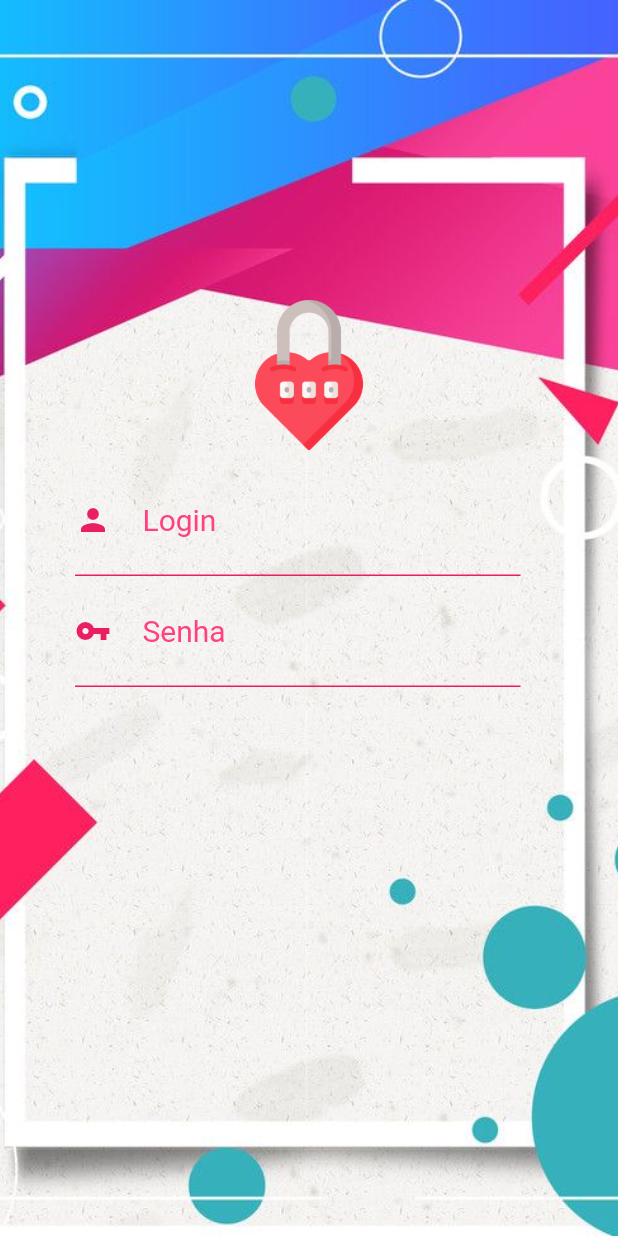
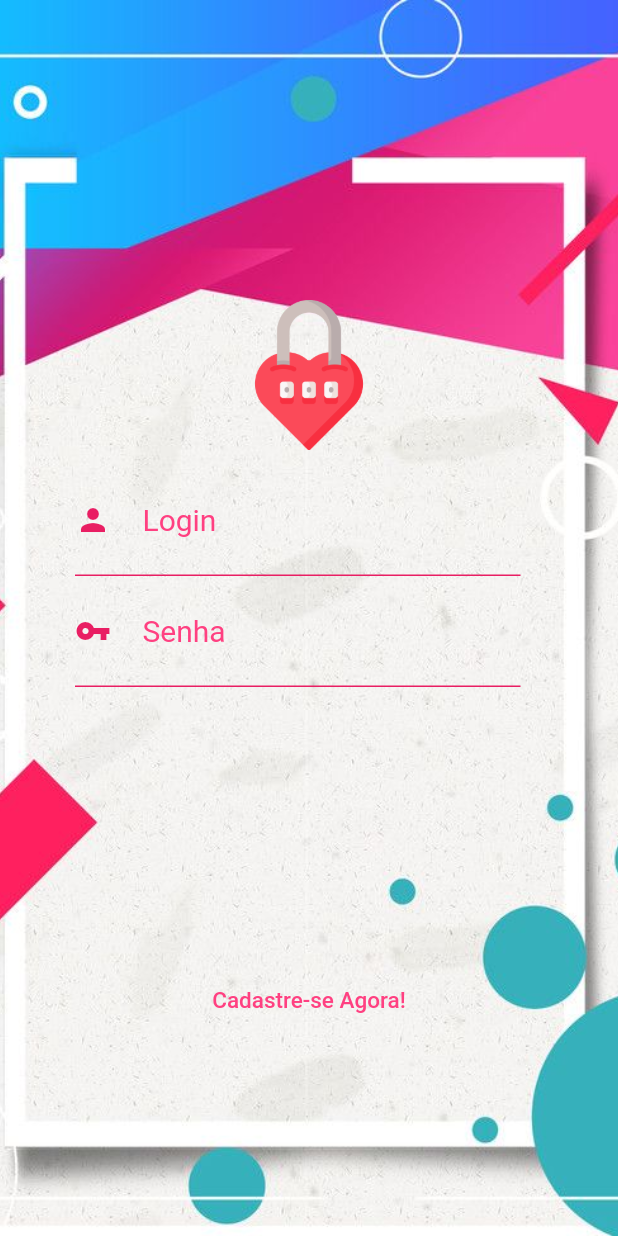
Before and after one commit to BulletSentence/Code-Friend, a Flutter app: the screen it shows after launch, on a phone screen of 412 x 824 dp. Run offline on Flutter 3.47's test engine with Material 2 defaults, Android fonts, the phone set to English and light mode, and no system bars; our stand-ins replace flare_flutter; missing offline and left inert: flutter_dialogflow; project files that could hold a hidden picture were left out.

Commit message:
Signup Button

```diff
--- a/lib/views/login.dart
+++ b/lib/views/login.dart
@@ -1,4 +1,5 @@
 import 'package:codefriend/widgets/loginContainer.dart';
+import 'package:codefriend/widgets/signup_btn.dart';
 import 'package:flutter/material.dart';
 
 class LoginScreen extends StatefulWidget {
@@ -33,7 +34,7 @@ class _LoginScreenState extends State<LoginScreen> {
                       ),
                     ),
                     LoginContainer(),
-
+                    SignUpButton(),
                   ],
                 )
               ],
--- a/lib/widgets/signup_btn.dart
+++ b/lib/widgets/signup_btn.dart
@@ -1 +1,25 @@
 import 'package:flutter/material.dart';
+
+class SignUpButton extends StatelessWidget {
+  @override
+  Widget build(BuildContext context) {
+    return FlatButton(
+      padding: EdgeInsets.only(
+        top: 200,
+      ),
+      onPressed: (){
+
+      },
+      child: Text(
+        'Cadastre-se Agora!',
+        textAlign: TextAlign.center,
+        overflow: TextOverflow.ellipsis,
+        style: TextStyle(
+          fontSize: 15,
+          color: Colors.pinkAccent,
+          fontWeight: FontWeight.w500,
+        ),
+      ),
+    );
+  }
+}
```
